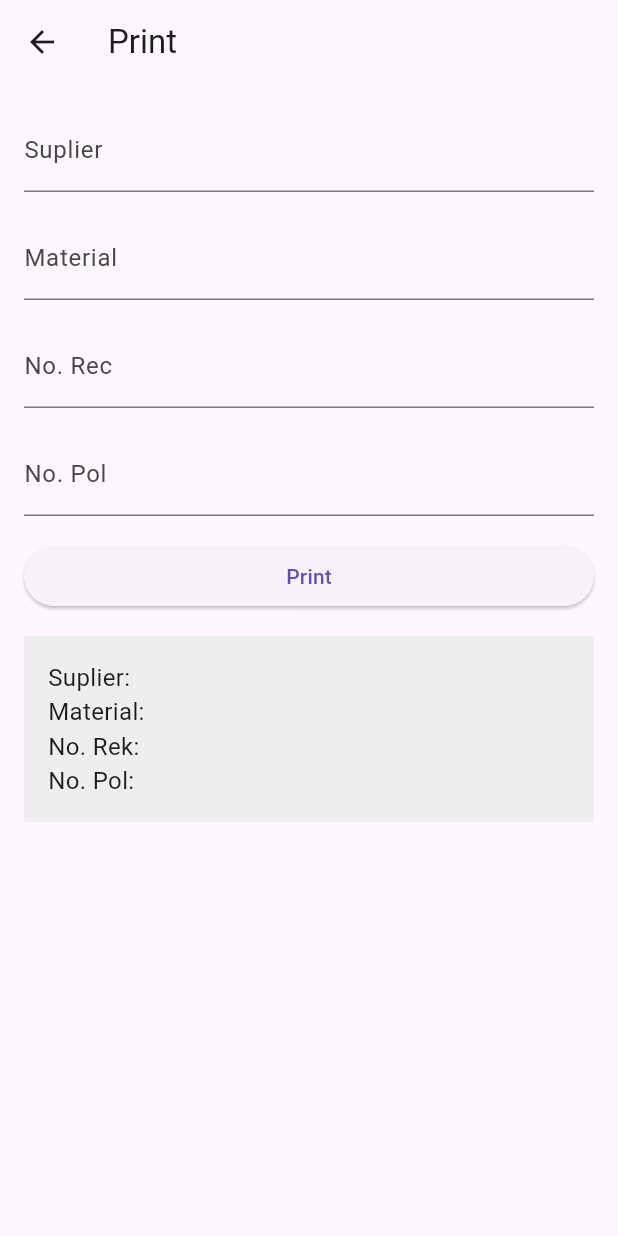
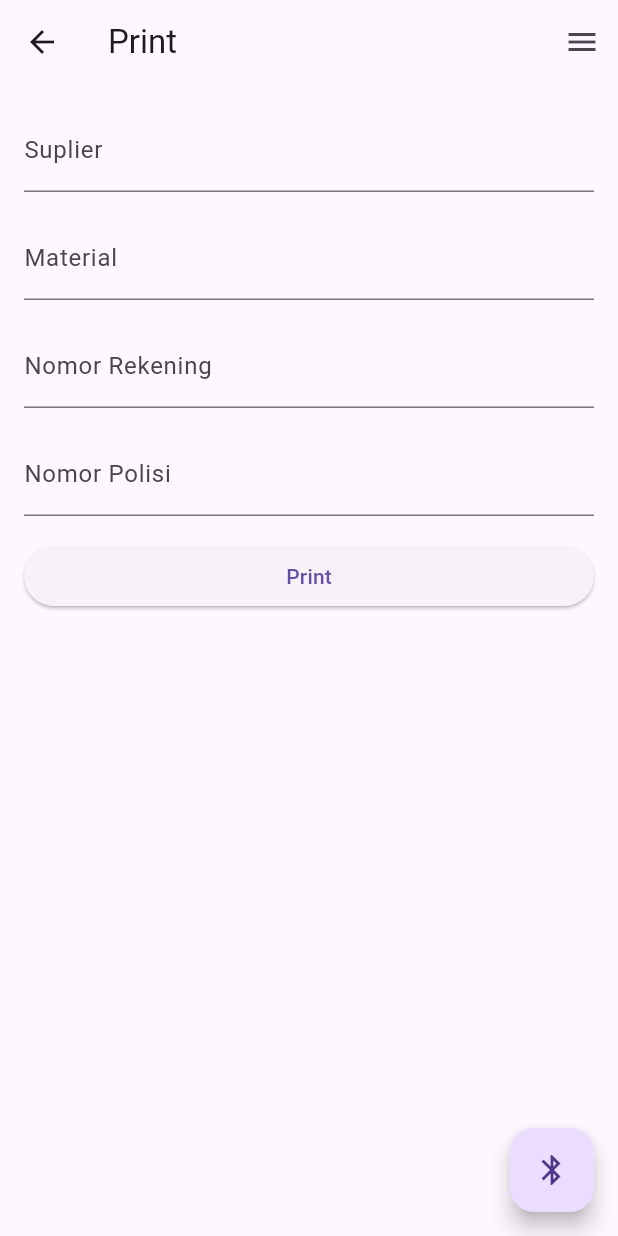
Before and after one commit to Skinnyfems/projectprint, a Flutter app: the PrintScreen screen opened directly, after a tap on "Print", on a phone screen of 412 x 824 dp. Run offline on Flutter 3.47's test engine with Material 3 defaults, Android fonts, the phone set to English and light mode, and no system bars; our stand-ins replace flutter_bluetooth_serial.

Commit message:
androidmanifest, pubspec.lock, pubspec,yaml, print_screen, drawer

```diff
--- /dev/null
+++ b/lib/drawer.dart
@@ -0,0 +1,42 @@
+import 'package:flutter/material.dart';
+
+class AppDrawer extends StatelessWidget {
+  @override
+  Widget build(BuildContext context) {
+    return Drawer(
+      child: ListView(
+        padding: EdgeInsets.zero,
+        children: <Widget>[
+          DrawerHeader(
+            decoration: BoxDecoration(
+              color: Colors.blue,
+            ),
+            child: Text(
+              'MENU',
+              style: TextStyle(
+                color: Colors.white,
+                fontSize: 24,
+              ),
+            ),
+          ),
+          ListTile(
+            leading: Icon(Icons.person),
+            title: Text('Profile'),
+          ),
+          ListTile(
+            leading: Icon(Icons.business),
+            title: Text('Suplier'),
+          ),
+          ListTile(
+            leading: Icon(Icons.inventory),
+            title: Text('Material'),
+          ),
+          ListTile(
+            leading: Icon(Icons.settings),
+            title: Text('Setting'),
+          ),
+        ],
+      ),
+    );
+  }
+}
--- a/lib/print_screen.dart
+++ b/lib/print_screen.dart
@@ -1,4 +1,7 @@
 import 'package:flutter/material.dart';
+import 'drawer.dart'; // Import file drawer.dart
+import 'dart:typed_data';
+import 'package:flutter_bluetooth_serial/flutter_bluetooth_serial.dart';
 
 class PrintScreen extends StatefulWidget {
   @override
@@ -11,13 +14,27 @@ class _PrintScreenState extends State<PrintScreen> {
   final TextEditingController noRecController = TextEditingController();
   final TextEditingController noPolController = TextEditingController();
 
-  String printedData = ''; // State variable to hold printed data
+  bool isBluetoothConnected = false;
+  BluetoothConnection? _connection;
+  List<BluetoothDevice> _devices = [];
+  BluetoothDevice? _selectedDevice;
+
+  final GlobalKey<ScaffoldState> _scaffoldKey = GlobalKey<ScaffoldState>();
 
   @override
   Widget build(BuildContext context) {
     return Scaffold(
+      key: _scaffoldKey, // Tambahkan kunci ini ke Scaffold
       appBar: AppBar(
         title: Text('Print'),
+        actions: [
+          IconButton(
+            icon: Icon(Icons.menu),
+            onPressed: () {
+              _scaffoldKey.currentState?.openEndDrawer();
+            },
+          ),
+        ],
       ),
       body: Padding(
         padding: const EdgeInsets.all(16.0),
@@ -36,12 +53,12 @@ class _PrintScreenState extends State<PrintScreen> {
             SizedBox(height: 16),
             TextFormField(
               controller: noRecController,
-              decoration: InputDecoration(labelText: 'No. Rec'),
+              decoration: InputDecoration(labelText: 'Nomor Rekening'),
             ),
             SizedBox(height: 16),
             TextFormField(
               controller: noPolController,
-              decoration: InputDecoration(labelText: 'No. Pol'),
+              decoration: InputDecoration(labelText: 'Nomor Polisi'),
             ),
             SizedBox(height: 16),
             ElevatedButton(
@@ -52,17 +69,90 @@ class _PrintScreenState extends State<PrintScreen> {
               child: Text('Print'),
             ),
             SizedBox(height: 16),
-            Container(
-              padding: EdgeInsets.all(16),
-              color: Colors.grey[200],
-              child: Text(
-                printedData,
-                style: TextStyle(fontSize: 16),
-              ),
-            ),
           ],
         ),
       ),
+      floatingActionButton: FloatingActionButton(
+        onPressed: () {
+          _toggleBluetoothConnection();
+        },
+        tooltip: 'Connect/Disconnect Bluetooth',
+        child: Icon(Icons.bluetooth),
+      ),
+      endDrawer: AppDrawer(), // Gunakan AppDrawer di sini
+    );
+  }
+
+  Future<void> _getBondedDevices() async {
+    try {
+      List<BluetoothDevice> devices =
+          await FlutterBluetoothSerial.instance.getBondedDevices();
+      setState(() {
+        _devices = devices;
+      });
+
+      _showDeviceSelectionDialog();
+    } catch (e) {
+      print('Error fetching bonded devices: $e');
+    }
+  }
+
+  Future<void> _startBluetoothDiscovery() async {
+    await FlutterBluetoothSerial.instance.cancelDiscovery();
+    _devices.clear();
+
+    try {
+      FlutterBluetoothSerial.instance
+          .startDiscovery()
+          .listen((BluetoothDiscoveryResult result) {
+        setState(() {
+          _devices.add(result.device);
+        });
+      });
+    } catch (e) {
+      print('Error starting Bluetooth discovery: $e');
+    }
+
+    _showDeviceSelectionDialog();
+  }
+
+  Future<void> _showDeviceSelectionDialog() async {
+    await FlutterBluetoothSerial.instance.cancelDiscovery();
+    _devices.clear();
+
+    try {
+      final List<BluetoothDevice> devices =
+          await FlutterBluetoothSerial.instance.getBondedDevices();
+      setState(() {
+        _devices = devices;
+      });
+    } catch (e) {
+      print('Error fetching bonded devices: $e');
+    }
+
+    showDialog(
+      context: context,
+      builder: (BuildContext context) {
+        return AlertDialog(
+          title: Text('Select Bluetooth Device'),
+          content: Column(
+            children: [
+              if (_devices.isEmpty)
+                Text('No bonded Bluetooth devices found.')
+              else
+                for (var device in _devices)
+                  ListTile(
+                    title: Text(device.name ?? 'Unknown Device'),
+                    subtitle: Text(device.address),
+                    onTap: () {
+                      Navigator.of(context).pop();
+                      _connectToDevice(device);
+                    },
+                  ),
+            ],
+          ),
+        );
+      },
     );
   }
 
@@ -73,15 +163,55 @@ class _PrintScreenState extends State<PrintScreen> {
     String noRec = noRecController.text;
     String noPol = noPolController.text;
 
-    // Format the data for display
-    String formattedData = 'Suplier: $suplier\n'
-        'Material: $material\n'
-        'No. Rek: $noRec\n'
-        'No. Pol: $noPol';
+    // Implement logic to print data
+    print('Suplier: $suplier');
+    print('Material: $material');
+    print('Nomor Rekening: $noRec');
+    print('Nomor Polisi: $noPol');
 
-    // Update the state variable
-    setState(() {
-      printedData = formattedData;
-    });
+    // Implement logic to send data to the connected Bluetooth device
+    if (isBluetoothConnected &&
+        _connection != null &&
+        _connection!.isConnected) {
+      String dataToPrint = 'YourDataToPrint';
+      Uint8List uint8List = Uint8List.fromList(dataToPrint.codeUnits);
+      _connection!.output.add(uint8List);
+      _connection!.output.allSent.then((_) {
+        // Do something after data is sent
+      });
+    } else {
+      // Handle the case where Bluetooth is not connected or connection is null
+    }
+  }
+
+  void _toggleBluetoothConnection() {
+    if (isBluetoothConnected) {
+      // Disconnect from Bluetooth
+      _disconnectFromBluetooth();
+    } else {
+      // Connect to Bluetooth
+      _showDeviceSelectionDialog();
+    }
+  }
+
+  void _connectToDevice(BluetoothDevice device) async {
+    try {
+      _connection = await BluetoothConnection.toAddress(device.address);
+      setState(() {
+        isBluetoothConnected = true;
+      });
+    } catch (e) {
+      // Handle connection error
+      print('Error connecting to device: $e');
+    }
+  }
+
+  void _disconnectFromBluetooth() {
+    if (_connection != null) {
+      _connection!.dispose();
+      setState(() {
+        isBluetoothConnected = false;
+      });
+    }
   }
 }
--- a/pubspec.yaml
+++ b/pubspec.yaml
@@ -30,6 +30,9 @@ environment:
 dependencies:
   flutter:
     sdk: flutter
+  flutter_bluetooth_serial: ^0.4.0
+
+
 
 
   # The following adds the Cupertino Icons font to your application.
```
Also changed, not shown: pubspec.lock, 1 other file.
